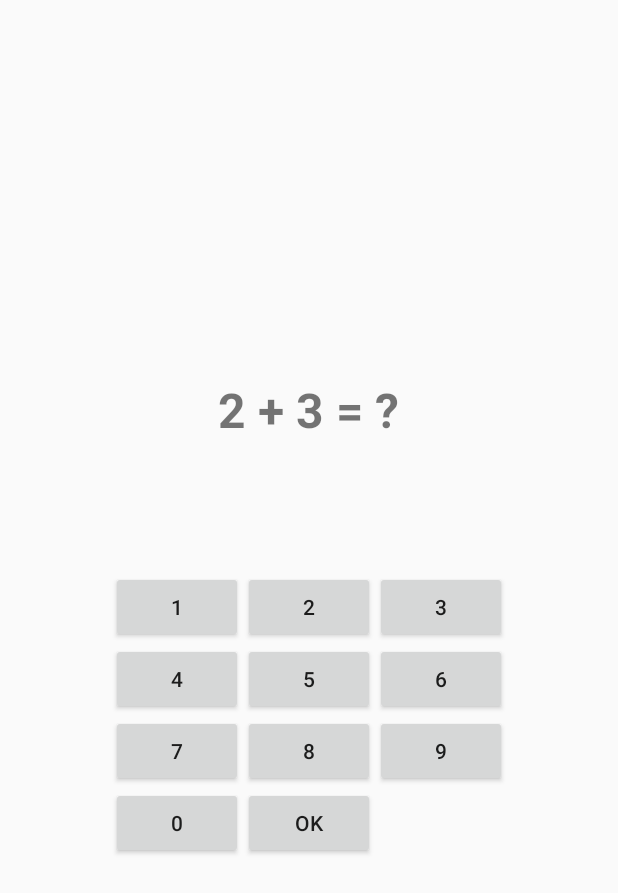
After one commit to daquynht/Prosjekt1_s385550, an Android app built with Jetpack Compose: the layout activity_game.xml on its own in the app's theme, with its tools: preview values and no code run, on a phone screen of 412 x 824 dp. The commit adds this screen. Shown: the top 893 px of the screen. Run offline under Robolectric (Android 15) with nearby library versions, the phone set to English and light mode, and no system bars.

Commit message:
Endret knapper, tekst og lagt til GameActivity

```diff
--- a/app/build.gradle.kts
+++ b/app/build.gradle.kts
@@ -50,6 +50,9 @@ dependencies {
     implementation(libs.androidx.ui.tooling.preview)
     implementation(libs.androidx.material3)
     implementation(libs.androidx.constraintlayout)
+    implementation(libs.androidx.appcompat)
+    implementation(libs.material)
+    implementation(libs.androidx.activity)
     testImplementation(libs.junit)
     androidTestImplementation(libs.androidx.junit)
     androidTestImplementation(libs.androidx.espresso.core)
--- a/app/src/main/AndroidManifest.xml
+++ b/app/src/main/AndroidManifest.xml
@@ -12,6 +12,9 @@
         android:supportsRtl="true"
         android:theme="@style/Theme.Prosjekt1_s385550">
         <activity
+            android:name=".GameActivity"
+            android:exported="false" />
+        <activity
             android:name=".MainActivity"
             android:exported="true"
             android:label="@string/app_name"
--- /dev/null
+++ b/app/src/main/res/layout/activity_game.xml
@@ -0,0 +1,60 @@
+<?xml version="1.0" encoding="utf-8"?>
+<androidx.constraintlayout.widget.ConstraintLayout xmlns:android="http://schemas.android.com/apk/res/android"
+    xmlns:app="http://schemas.android.com/apk/res-auto"
+    xmlns:tools="http://schemas.android.com/tools"
+    android:id="@+id/main"
+    android:layout_width="match_parent"
+    android:layout_height="match_parent"
+    tools:context=".GameActivity">
+
+    <LinearLayout
+        xmlns:android="http://schemas.android.com/apk/res/android"
+        android:layout_width="match_parent"
+        android:layout_height="match_parent"
+        android:orientation="vertical"
+        android:gravity="center"
+        android:padding="16dp">
+
+        <!-- Spørsmål -->
+        <TextView
+            android:id="@+id/text_question"
+            android:layout_width="wrap_content"
+            android:layout_height="wrap_content"
+            android:text="2 + 3 = ?"
+            android:textSize="32sp"
+            android:textStyle="bold"
+            android:layout_marginBottom="24dp"/>
+
+        <!-- Brukerens svar -->
+        <TextView
+            android:id="@+id/text_answer"
+            android:layout_width="wrap_content"
+            android:layout_height="wrap_content"
+            android:text=""
+            android:textSize="28sp"
+            android:layout_marginBottom="24dp"/>
+
+        <!-- Tallknapper 0-9 -->
+        <GridLayout
+            android:layout_width="wrap_content"
+            android:layout_height="wrap_content"
+            android:rowCount="4"
+            android:columnCount="3">
+
+            <Button android:id="@+id/button_1" android:text="1"/>
+            <Button android:id="@+id/button_2" android:text="2"/>
+            <Button android:id="@+id/button_3" android:text="3"/>
+            <Button android:id="@+id/button_4" android:text="4"/>
+            <Button android:id="@+id/button_5" android:text="5"/>
+            <Button android:id="@+id/button_6" android:text="6"/>
+            <Button android:id="@+id/button_7" android:text="7"/>
+            <Button android:id="@+id/button_8" android:text="8"/>
+            <Button android:id="@+id/button_9" android:text="9"/>
+            <Button android:id="@+id/button_0" android:text="0"/>
+            <Button android:id="@+id/button_enter" android:text="OK"/>
+        </GridLayout>
+
+    </LinearLayout>
+
+
+</androidx.constraintlayout.widget.ConstraintLayout>
--- a/app/src/main/res/values/colors.xml
+++ b/app/src/main/res/values/colors.xml
@@ -7,4 +7,9 @@
     <color name="teal_700">#FF018786</color>
     <color name="black">#FF000000</color>
     <color name="white">#FFFFFFFF</color>
+    <color name="button_red">#FF5252</color>
+    <color name="button_yellow">#FFEB3B</color>
+    <color name="button_green">#1E5128</color>
+    <color name="title_color">#211C6A</color>
+
 </resources>
--- a/gradle/libs.versions.toml
+++ b/gradle/libs.versions.toml
@@ -9,6 +9,9 @@ lifecycleRuntimeKtx = "2.6.1"
 activityCompose = "1.8.0"
 composeBom = "2024.09.00"
 constraintlayout = "2.2.1"
+appcompat = "1.7.1"
+material = "1.12.0"
+activity = "1.10.1"
 
 [libraries]
 androidx-core-ktx = { group = "androidx.core", name = "core-ktx", version.ref = "coreKtx" }
@@ -26,6 +29,9 @@ androidx-ui-test-manifest = { group = "androidx.compose.ui", name = "ui-test-man
 androidx-ui-test-junit4 = { group = "androidx.compose.ui", name = "ui-test-junit4" }
 androidx-material3 = { group = "androidx.compose.material3", name = "material3" }
 androidx-constraintlayout = { group = "androidx.constraintlayout", name = "constraintlayout", version.ref = "constraintlayout" }
+androidx-appcompat = { group = "androidx.appcompat", name = "appcompat", version.ref = "appcompat" }
+material = { group = "com.google.android.material", name = "material", version.ref = "material" }
+androidx-activity = { group = "androidx.activity", name = "activity", version.ref = "activity" }
 
 [plugins]
 android-application = { id = "com.android.application", version.ref = "agp" }
```
Also changed, not shown: app/src/main/java/com/example/prosjekt1_s385550/GameActivity.kt (added, +20 -0 lines), app/src/main/java/com/example/prosjekt1_s385550/MainActivity.kt (+11 -0 lines), app/src/main/res/layout/mainlayout.xml (+30 -13 lines), app/src/main/res/values/arrays.xml (added, +38 -0 lines), app/src/main/res/values/strings.xml (+8 -0 lines).
